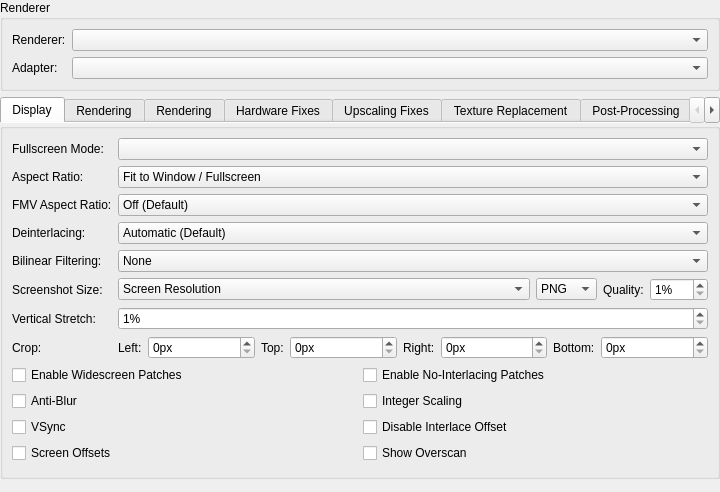
The window that pcsx2-qt/Settings/GraphicsSettingsWidget.ui (PCSX2/pcsx2) describes before a commit, drawn with Qt 5.
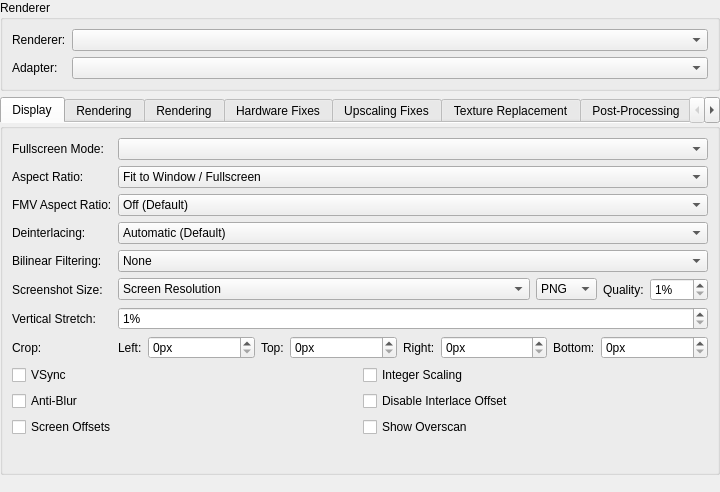
The same window after the commit.

Diff of the .ui file:
```diff
--- a/pcsx2-qt/Settings/GraphicsSettingsWidget.ui
+++ b/pcsx2-qt/Settings/GraphicsSettingsWidget.ui
@@ -328,48 +328,34 @@
        </item>
        <item row="8" column="0" colspan="2">
         <layout class="QGridLayout" name="gridLayout_5">
-         <item row="3" column="0">
+         <item row="2" column="0">
           <widget class="QCheckBox" name="PCRTCOffsets">
            <property name="text">
             <string>Screen Offsets</string>
            </property>
           </widget>
          </item>
-         <item row="1" column="1">
+         <item row="0" column="1">
           <widget class="QCheckBox" name="integerScaling">
            <property name="text">
             <string>Integer Scaling</string>
            </property>
           </widget>
          </item>
-         <item row="2" column="0">
+         <item row="0" column="0">
           <widget class="QCheckBox" name="vsync">
            <property name="text">
             <string>VSync</string>
            </property>
           </widget>
          </item>
-         <item row="3" column="1">
+         <item row="2" column="1">
           <widget class="QCheckBox" name="PCRTCOverscan">
            <property name="text">
             <string>Show Overscan</string>
            </property>
           </widget>
          </item>
-         <item row="0" column="0">
-          <widget class="QCheckBox" name="widescreenPatches">
-           <property name="text">
-            <string>Enable Widescreen Patches</string>
-           </property>
-          </widget>
-         </item>
-         <item row="0" column="1">
-          <widget class="QCheckBox" name="noInterlacingPatches">
-           <property name="text">
-            <string>Enable No-Interlacing Patches</string>
-           </property>
-          </widget>
-         </item>
          <item row="1" column="0">
           <widget class="QCheckBox" name="PCRTCAntiBlur">
            <property name="text">
@@ -380,7 +366,7 @@
            </property>
           </widget>
          </item>
-         <item row="2" column="1">
+         <item row="1" column="1">
           <widget class="QCheckBox" name="DisableInterlaceOffset">
            <property name="text">
             <string>Disable Interlace Offset</string>
```
